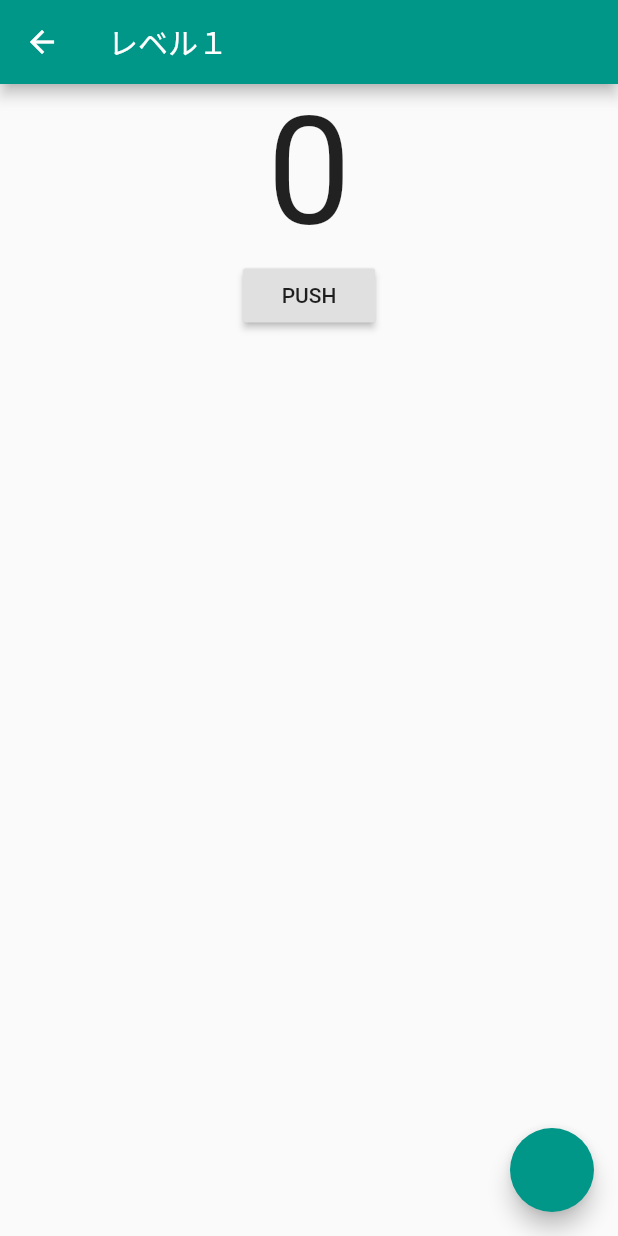
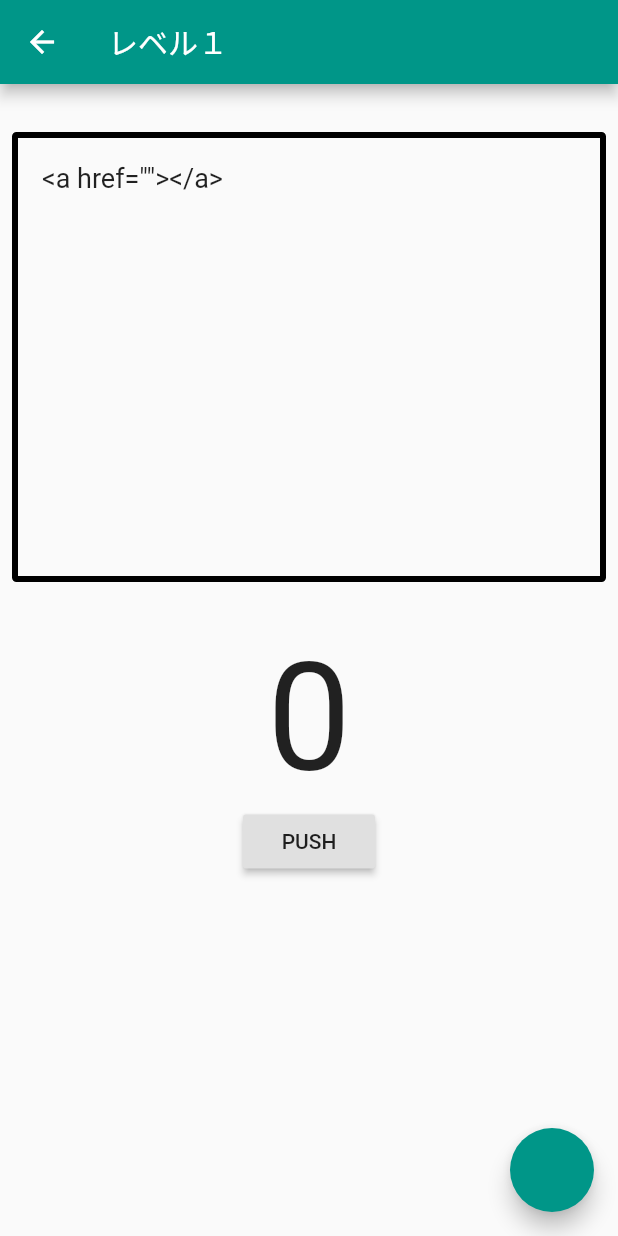
Before and after one commit to yuma11/emmet_dojo, a Flutter app: the screen it shows after launch, after a tap on "レベル１", on a phone screen of 412 x 824 dp. Run offline on Flutter 3.47's test engine with Material 2 defaults, Android fonts, the phone set to English and light mode, and no system bars; our stand-ins replace shared_preferences; missing offline and left inert: admob_flutter.

Commit message:
feat: プレイ画面にて問いの表示欄を追加

```diff
--- a/lib/play_page.dart
+++ b/lib/play_page.dart
@@ -10,19 +10,12 @@ class PlayPage extends StatefulWidget {
 
 class _PlayPageState extends State<PlayPage> {
   String mode;
-  int _score;
-
-  void _incrementScore() {
-    // ➃変数の値を変更する際、setStateを必ず呼ぶ必要がある
-    setState(() => _score++);
-  }
 
   @override
   Widget build(BuildContext context) {
     ModeArguments modeArguments =
         ModalRoute.of(context).settings.arguments; // 選択されたモード名を引数より取得
     this.mode = modeArguments.mode;
-    this._score = modeArguments.score;
 
     return ChangeNotifierProvider<ScoreModel>(
       create: (_) => ScoreModel()..getScore(),
@@ -36,6 +29,29 @@ class _PlayPageState extends State<PlayPage> {
               ),
           body: Consumer<ScoreModel>(builder: (context, model, child) {
             return Column(children: <Widget>[
+              Padding(
+                padding: const EdgeInsets.fromLTRB(8, 32, 8, 32),
+                child: Row(
+                    mainAxisAlignment: MainAxisAlignment.center,
+                    children: <Widget>[
+                      Container(
+                        padding: const EdgeInsets.all(16),
+                        height: 300,
+                        width: MediaQuery.of(context).size.width - 16,
+                        decoration: BoxDecoration(
+                          border: Border.all(
+                            color: Colors.black,
+                            width: 4,
+                          ),
+                          borderRadius: BorderRadius.circular(3),
+                        ),
+                        child: Text(
+                          '<a href=""></a>',
+                          style: TextStyle(fontSize: 18.0),
+                        ),
+                      )
+                    ]),
+              ),
               Row(
                   mainAxisAlignment: MainAxisAlignment.center,
                   children: <Widget>[
@@ -56,6 +72,7 @@ class _PlayPageState extends State<PlayPage> {
   }
 }
 
+// モード選択によって表示するスコア値の変更
 Widget returnModeScore(String mode, ScoreModel model) {
   switch (mode) {
     case 'レベル１':
```
